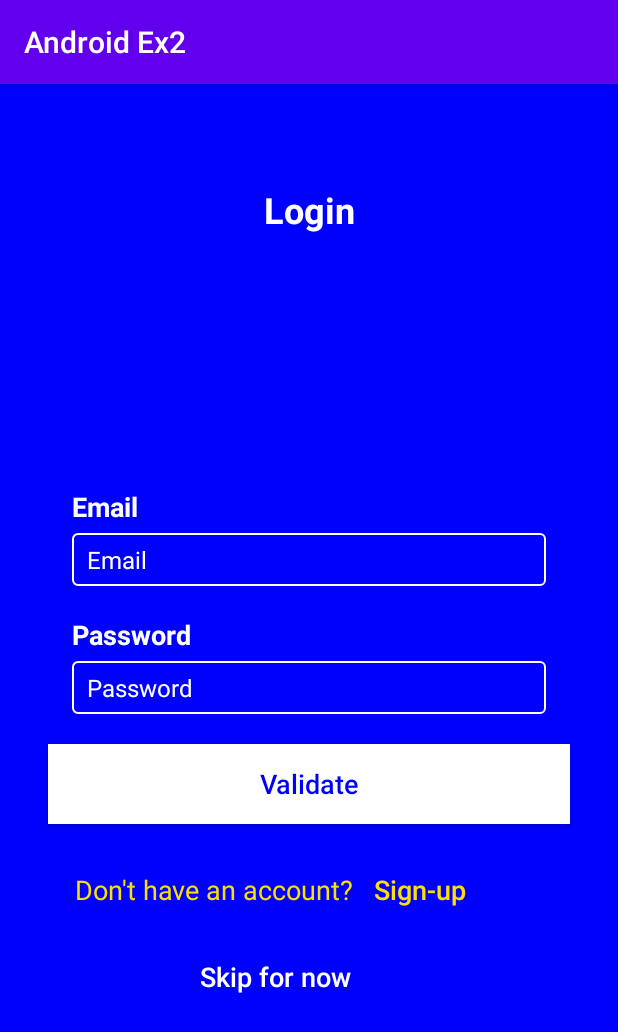
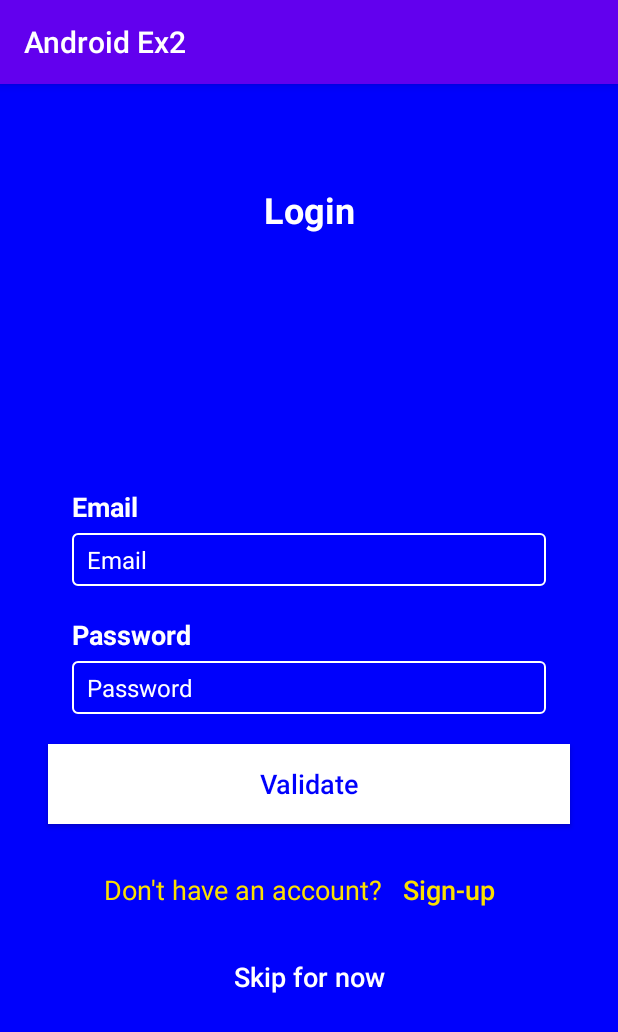
Before and after one commit to huynhvanhauvn/Android-Ex2, an Android app: the LoginActivity screen opened directly, with no data from a screen before it, on a phone screen of 412 x 824 dp. Shown: the top 1032 px of the screen. Run offline under Robolectric (Android 15) with nearby library versions, the phone set to English and light mode, and no system bars.

Commit message:
fix layout

```diff
--- a/app/src/main/res/layout/activity_login.xml
+++ b/app/src/main/res/layout/activity_login.xml
@@ -114,12 +114,14 @@ tools:context=".LoginActivity">
 
 <RelativeLayout
     android:id="@+id/relativeLayout"
-    android:layout_width="match_parent"
+    android:layout_width="wrap_content"
     android:layout_height="wrap_content"
     android:layout_marginHorizontal="50dp"
     android:layout_marginTop="20dp"
     app:layout_constraintTop_toBottomOf="@id/login_btn_validate"
-    app:layout_constraintBottom_toTopOf="@id/login_btn_skip">
+    app:layout_constraintBottom_toTopOf="@id/login_btn_skip"
+    app:layout_constraintLeft_toLeftOf="parent"
+    app:layout_constraintRight_toRightOf="parent">
     <TextView
         android:id="@+id/login_tv_haveAccount"
         android:layout_width="wrap_content"
@@ -157,6 +159,7 @@ tools:context=".LoginActivity">
     android:textColor="#FFFFFF"
     android:layout_marginTop="10dp"
     app:layout_constraintLeft_toLeftOf="parent"
+    app:layout_constraintRight_toRightOf="parent"
     app:layout_constraintBottom_toBottomOf="parent"
     android:layout_marginHorizontal="133dp"/>
 
```
